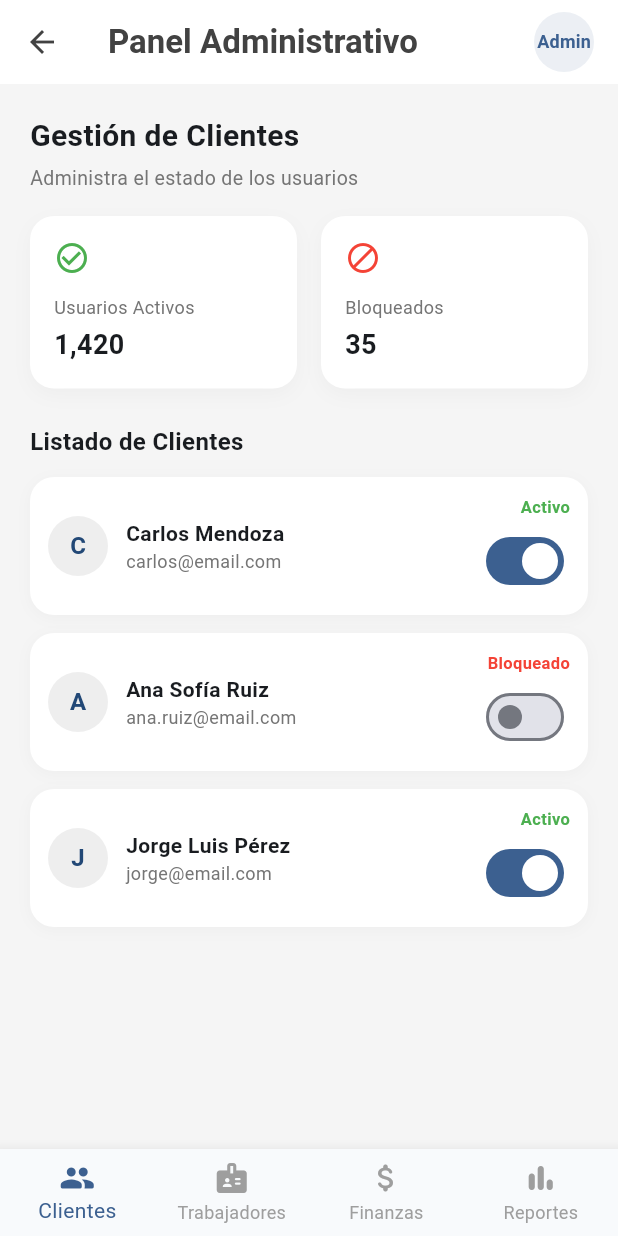
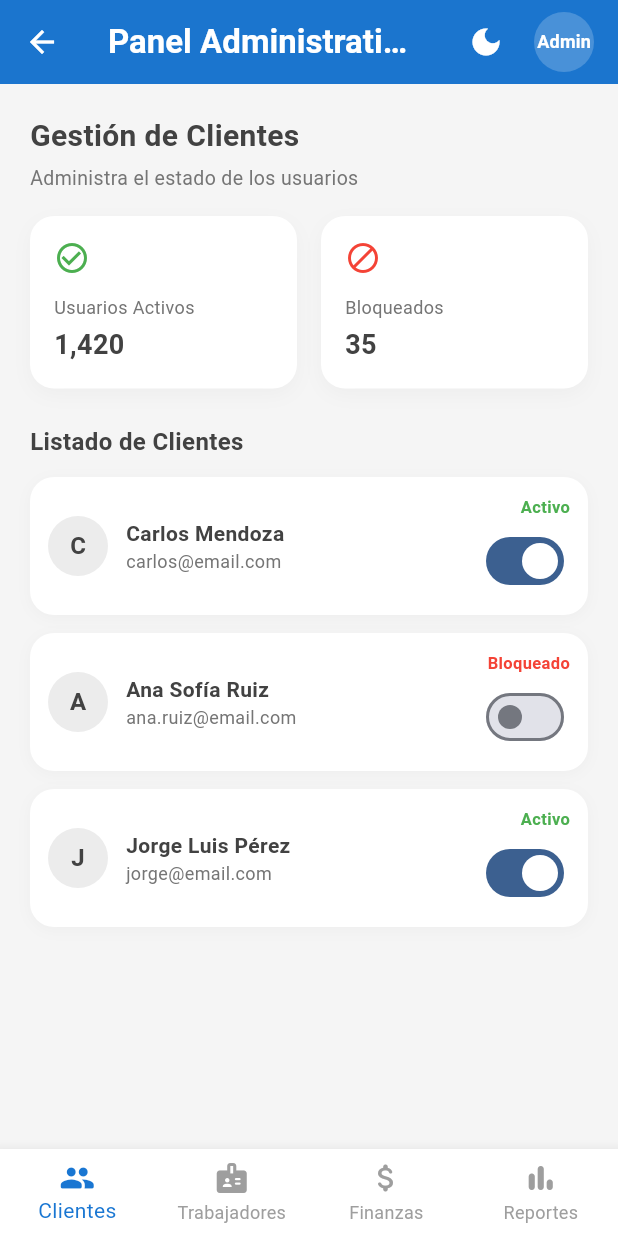
Before and after one commit to Emanuel-Gar/MyAppFlutter, a Flutter app: the DashboardAdminScreen screen opened directly, on a phone screen of 412 x 824 dp. Run offline on Flutter 3.47's test engine with Material 3 defaults, Android fonts, the light colour scheme and no system bars; our stand-ins replace fl_chart, flutter_map, geolocator, latlong2.

Commit message:
Feat (Modo Oscuro)
Se agrego la opción para cambiar al modo oscuro en el Panel de Administrativos

```diff
--- a/lib/screens/dashboard_admin.dart
+++ b/lib/screens/dashboard_admin.dart
@@ -1,5 +1,6 @@
 import 'package:flutter/material.dart';
-import 'package:fl_chart/fl_chart.dart'; // Importamos el paquete de gráficas
+import 'package:fl_chart/fl_chart.dart';
+import '../widgets/te_ayudo_app_bar.dart';
 
 class DashboardAdminScreen extends StatefulWidget {
   const DashboardAdminScreen({super.key});
@@ -13,35 +14,57 @@ class _DashboardAdminScreenState extends State<DashboardAdminScreen> {
 
   @override
   Widget build(BuildContext context) {
-    final primaryColor = Theme.of(context).colorScheme.primary;
+    const primaryBlue = Color(0xFF1976D2); // El azul principal de tu login
+    final theme = Theme.of(context);
+    final primaryColor = primaryBlue; // Forzamos el color corporativo
 
+    // Detectamos si el modo oscuro está activo
+    final isDarkMode = theme.brightness == Brightness.dark;
+
+    // 1. Declaración de colores dinámicos
+    final backgroundColor = isDarkMode ? const Color(0xFF121212) : Colors.grey[100]!;
+    final cardColor = isDarkMode ? const Color(0xFF1E1E1E) : Colors.white;
+    final textColor = isDarkMode ? Colors.white : (Colors.grey[800] ?? Colors.black);
+    final subtitleColor = isDarkMode ? (Colors.grey[400] ?? Colors.grey) : (Colors.grey[600] ?? Colors.grey);
+
+    // AppBar con el azul institucional en modo claro para darle vida, y oscuro elegante en dark mode
+    final appBarColor = isDarkMode ? const Color(0xFF1E1E1E) : primaryBlue;
+    final appBarTextAndIconColor = Colors.white;
+
+    // 2. Creación de la lista de páginas
     final List<Widget> pages = [
-      _buildClientManagementTab(primaryColor), // Clientes
-      _buildWorkersTab(primaryColor),          // Trabajadores
-      _buildFinanceTab(primaryColor),          // Finanzas
-      _buildReportsTab(primaryColor),          // Reportes con Gráficas Reales
+      _buildClientManagementTab(primaryColor, cardColor, textColor, subtitleColor),
+      _buildWorkersTab(primaryColor, cardColor, textColor, subtitleColor),
+      _buildFinanceTab(primaryColor, cardColor, textColor, subtitleColor),
+      _buildReportsTab(primaryColor, cardColor, textColor, subtitleColor),
     ];
 
     return Scaffold(
-      backgroundColor: Colors.grey[100],
+      backgroundColor: backgroundColor,
       appBar: AppBar(
-        title: const Text(
+        title: Text(
           'Panel Administrativo',
-          style: TextStyle(fontWeight: FontWeight.bold),
+          style: TextStyle(fontWeight: FontWeight.bold, color: appBarTextAndIconColor),
         ),
         centerTitle: false,
-        backgroundColor: Colors.white,
-        elevation: 0,
-        foregroundColor: Colors.grey[800],
+        backgroundColor: appBarColor,
+        elevation: 2, // Ligera elevación para darle profundidad
+        iconTheme: IconThemeData(color: appBarTextAndIconColor),
         actions: [
+          Center(
+            child: Padding(
+              padding: const EdgeInsets.symmetric(horizontal: 8.0),
+              child: ThemeToggleButton(),
+            ),
+          ),
           Padding(
             padding: const EdgeInsets.only(right: 16.0),
             child: CircleAvatar(
-              backgroundColor: primaryColor.withValues(alpha: 0.1),
-              child: Text(
+              backgroundColor: Colors.white.withValues(alpha: 0.2),
+              child: const Text(
                 'Admin',
                 style: TextStyle(
-                  color: primaryColor,
+                  color: Colors.white,
                   fontWeight: FontWeight.bold,
                   fontSize: 12,
                 ),
@@ -61,8 +84,9 @@ class _DashboardAdminScreenState extends State<DashboardAdminScreen> {
           });
         },
         type: BottomNavigationBarType.fixed,
+        backgroundColor: cardColor,
         selectedItemColor: primaryColor,
-        unselectedItemColor: Colors.grey,
+        unselectedItemColor: isDarkMode ? Colors.grey[500] : Colors.grey,
         items: const [
           BottomNavigationBarItem(
             icon: Icon(Icons.people_rounded),
@@ -86,41 +110,44 @@ class _DashboardAdminScreenState extends State<DashboardAdminScreen> {
   }
 
   // --- SECCIÓN 1: CLIENTES ---
-  Widget _buildClientManagementTab(Color primaryColor) {
+  Widget _buildClientManagementTab(Color primaryColor, Color cardColor, Color textColor, Color subtitleColor) {
     return ListView(
       padding: const EdgeInsets.all(20.0),
       children: [
-        _buildSectionHeader('Gestión de Clientes', 'Administra el estado de los usuarios'),
+        _buildSectionHeader('Gestión de Clientes', 'Administra el estado de los usuarios', textColor, subtitleColor),
         const SizedBox(height: 16),
         Row(
           children: [
-            Expanded(child: _buildStatCard('Usuarios Activos', '1,420', Icons.check_circle_outline, Colors.green)),
+            Expanded(child: _buildStatCard('Usuarios Activos', '1,420', Icons.check_circle_outline, Colors.green, cardColor, textColor, subtitleColor)),
             const SizedBox(width: 16),
-            Expanded(child: _buildStatCard('Bloqueados', '35', Icons.block_rounded, Colors.red)),
+            Expanded(child: _buildStatCard('Bloqueados', '35', Icons.block_rounded, Colors.red, cardColor, textColor, subtitleColor)),
           ],
         ),
         const SizedBox(height: 24),
-        const Text('Listado de Clientes', style: TextStyle(fontSize: 16, fontWeight: FontWeight.bold)),
+        Text('Listado de Clientes', style: TextStyle(fontSize: 16, fontWeight: FontWeight.bold, color: textColor)),
         const SizedBox(height: 12),
-        _buildClientTile(name: 'Carlos Mendoza', email: 'carlos@email.com', isActive: true),
-        _buildClientTile(name: 'Ana Sofía Ruiz', email: 'ana.ruiz@email.com', isActive: false),
-        _buildClientTile(name: 'Jorge Luis Pérez', email: 'jorge@email.com', isActive: true),
+        _buildClientTile(name: 'Carlos Mendoza', email: 'carlos@email.com', isActive: true, cardColor: cardColor, textColor: textColor, subtitleColor: subtitleColor),
+        _buildClientTile(name: 'Ana Sofía Ruiz', email: 'ana.ruiz@email.com', isActive: false, cardColor: cardColor, textColor: textColor, subtitleColor: subtitleColor),
+        _buildClientTile(name: 'Jorge Luis Pérez', email: 'jorge@email.com', isActive: true, cardColor: cardColor, textColor: textColor, subtitleColor: subtitleColor),
       ],
     );
   }
 
   // --- SECCIÓN 2: TRABAJADORES ---
-  Widget _buildWorkersTab(Color primaryColor) {
+  Widget _buildWorkersTab(Color primaryColor, Color cardColor, Color textColor, Color subtitleColor) {
     return ListView(
       padding: const EdgeInsets.all(20.0),
       children: [
-        _buildSectionHeader('Control de Trabajadores', 'Revisa documentación y desempeño'),
+        _buildSectionHeader('Control de Trabajadores', 'Revisa documentación y desempeño', textColor, subtitleColor),
         const SizedBox(height: 16),
         _buildActionCard(
           icon: Icons.folder_shared_rounded,
           title: 'Documentación Pendiente',
           subtitle: '4 trabajadores requieren revisión de documentos',
           color: Colors.orange,
+          cardColor: cardColor,
+          textColor: textColor,
+          subtitleColor: subtitleColor,
           onTap: () {},
         ),
         const SizedBox(height: 12),
@@ -128,7 +155,10 @@ class _DashboardAdminScreenState extends State<DashboardAdminScreen> {
           icon: Icons.work_history_rounded,
           title: 'Servicios Realizados',
           subtitle: 'Historial completo de trabajos por técnico',
-          color: Colors.blue,
+          color: primaryColor, // Usamos el azul corporativo
+          cardColor: cardColor,
+          textColor: textColor,
+          subtitleColor: subtitleColor,
           onTap: () {},
         ),
       ],
@@ -136,45 +166,45 @@ class _DashboardAdminScreenState extends State<DashboardAdminScreen> {
   }
 
   // --- SECCIÓN 3: FINANZAS ---
-  Widget _buildFinanceTab(Color primaryColor) {
+  Widget _buildFinanceTab(Color primaryColor, Color cardColor, Color textColor, Color subtitleColor) {
     return ListView(
       padding: const EdgeInsets.all(20.0),
       children: [
-        _buildSectionHeader('Resumen Financiero', 'Control de ingresos y comisiones'),
+        _buildSectionHeader('Resumen Financiero', 'Control de ingresos y comisiones', textColor, subtitleColor),
         const SizedBox(height: 16),
         _buildFinanceCard('Ganancias Mensuales (Netas)', '\$24,500.00 MXN', primaryColor),
         const SizedBox(height: 16),
         Row(
           children: [
-            Expanded(child: _buildStatCard('Comisiones', '\$6,120.00', Icons.pie_chart, Colors.purple)),
+            Expanded(child: _buildStatCard('Comisiones', '\$6,120.00', Icons.pie_chart, primaryColor, cardColor, textColor, subtitleColor)),
             const SizedBox(width: 16),
-            Expanded(child: _buildStatCard('Pagos Realizados', '\$18,380.00', Icons.payments, Colors.teal)),
+            Expanded(child: _buildStatCard('Pagos Realizados', '\$18,380.00', Icons.payments, Colors.teal, cardColor, textColor, subtitleColor)),
           ],
         ),
       ],
     );
   }
 
-  // --- SECCIÓN 4: REPORTES CON GRÁFICAS REALES ---
-  Widget _buildReportsTab(Color primaryColor) {
+  // --- SECCIÓN 4: REPORTES ---
+  Widget _buildReportsTab(Color primaryColor, Color cardColor, Color textColor, Color subtitleColor) {
     return ListView(
       padding: const EdgeInsets.all(20.0),
       children: [
-        _buildSectionHeader('Reportes y Estadísticas', 'Métricas gráficas de la plataforma'),
+        _buildSectionHeader('Reportes y Estadísticas', 'Métricas gráficas de la plataforma', textColor, subtitleColor),
         const SizedBox(height: 16),
 
-        // 1. Gráfica de Barras: Trabajos Realizados por Día / Semana
+        // Gráfica de Barras
         Container(
           padding: const EdgeInsets.all(20),
           decoration: BoxDecoration(
-            color: Colors.white,
+            color: cardColor,
             borderRadius: BorderRadius.circular(20),
             boxShadow: [BoxShadow(color: Colors.black.withValues(alpha: 0.03), blurRadius: 10, offset: const Offset(0, 4))],
           ),
           child: Column(
             crossAxisAlignment: CrossAxisAlignment.start,
             children: [
-              const Text('Trabajos Realizados (Semana)', style: TextStyle(fontWeight: FontWeight.bold, fontSize: 16)),
+              Text('Trabajos Realizados (Semana)', style: TextStyle(fontWeight: FontWeight.bold, fontSize: 16, color: textColor)),
               const SizedBox(height: 24),
               SizedBox(
                 height: 200,
@@ -191,7 +221,7 @@ class _DashboardAdminScreenState extends State<DashboardAdminScreen> {
                           getTitlesWidget: (value, meta) {
                             const days = ['Lun', 'Mar', 'Mié', 'Jue', 'Vie', 'Sáb', 'Dom'];
                             if (value.toInt() >= 0 && value.toInt() < days.length) {
-                              return Text(days[value.toInt()], style: const TextStyle(fontSize: 11, color: Colors.grey));
+                              return Text(days[value.toInt()], style: TextStyle(fontSize: 11, color: subtitleColor));
                             }
                             return const Text('');
                           },
@@ -221,18 +251,18 @@ class _DashboardAdminScreenState extends State<DashboardAdminScreen> {
 
         const SizedBox(height: 24),
 
-        // 2. Gráfica de Líneas: Crecimiento de Comisiones Generadas
+        // Gráfica de Líneas
         Container(
           padding: const EdgeInsets.all(20),
           decoration: BoxDecoration(
-            color: Colors.white,
+            color: cardColor,
             borderRadius: BorderRadius.circular(20),
             boxShadow: [BoxShadow(color: Colors.black.withValues(alpha: 0.03), blurRadius: 10, offset: const Offset(0, 4))],
           ),
           child: Column(
             crossAxisAlignment: CrossAxisAlignment.start,
             children: [
-              const Text('Comisiones Generadas (Últimos Meses)', style: TextStyle(fontWeight: FontWeight.bold, fontSize: 16)),
+              Text('Comisiones Generadas (Últimos Meses)', style: TextStyle(fontWeight: FontWeight.bold, fontSize: 16, color: textColor)),
               const SizedBox(height: 24),
               SizedBox(
                 height: 180,
@@ -246,7 +276,7 @@ class _DashboardAdminScreenState extends State<DashboardAdminScreen> {
                           getTitlesWidget: (value, meta) {
                             const months = ['May', 'Jun', 'Jul', 'Ago', 'Sep', 'Oct'];
                             if (value.toInt() >= 0 && value.toInt() < months.length) {
-                              return Text(months[value.toInt()], style: const TextStyle(fontSize: 11, color: Colors.grey));
+                              return Text(months[value.toInt()], style: TextStyle(fontSize: 11, color: subtitleColor));
                             }
                             return const Text('');
                           },
@@ -260,12 +290,12 @@ class _DashboardAdminScreenState extends State<DashboardAdminScreen> {
                     lineBarsData: [
                       LineChartBarData(
                         isCurved: true,
-                        color: Colors.green,
+                        color: primaryColor, // Usamos el azul corporativo aquí también
                         barWidth: 3,
                         dotData: const FlDotData(show: true),
                         belowBarData: BarAreaData(
                           show: true,
-                          color: Colors.green.withValues(alpha: 0.1),
+                          color: primaryColor.withValues(alpha: 0.1),
                         ),
                         spots: const [
                           FlSpot(0, 3),
@@ -287,7 +317,6 @@ class _DashboardAdminScreenState extends State<DashboardAdminScreen> {
     );
   }
 
-  // Método auxiliar para generar barras limpias
   BarChartGroupData _makeBarGroup(int x, double y, Color color) {
     return BarChartGroupData(
       x: x,
@@ -304,22 +333,22 @@ class _DashboardAdminScreenState extends State<DashboardAdminScreen> {
 
   // --- WIDGETS AUXILIARES ---
 
-  Widget _buildSectionHeader(String title, String subtitle) {
+  Widget _buildSectionHeader(String title, String subtitle, Color textColor, Color subtitleColor) {
     return Column(
       crossAxisAlignment: CrossAxisAlignment.start,
       children: [
-        Text(title, style: const TextStyle(fontSize: 20, fontWeight: FontWeight.bold)),
+        Text(title, style: TextStyle(fontSize: 20, fontWeight: FontWeight.bold, color: textColor)),
         const SizedBox(height: 4),
-        Text(subtitle, style: TextStyle(color: Colors.grey[600], fontSize: 13)),
+        Text(subtitle, style: TextStyle(color: subtitleColor, fontSize: 13)),
       ],
     );
   }
 
-  Widget _buildStatCard(String title, String value, IconData icon, Color color) {
+  Widget _buildStatCard(String title, String value, IconData icon, Color color, Color cardColor, Color textColor, Color subtitleColor) {
     return Container(
       padding: const EdgeInsets.all(16),
       decoration: BoxDecoration(
-        color: Colors.white,
+        color: cardColor,
         borderRadius: BorderRadius.circular(16),
         boxShadow: [BoxShadow(color: Colors.black.withValues(alpha: 0.03), blurRadius: 10, offset: const Offset(0, 4))],
       ),
@@ -328,36 +357,36 @@ class _DashboardAdminScreenState extends State<DashboardAdminScreen> {
         children: [
           Icon(icon, color: color, size: 24),
           const SizedBox(height: 12),
-          Text(title, style: TextStyle(color: Colors.grey[600], fontSize: 12)),
+          Text(title, style: TextStyle(color: subtitleColor, fontSize: 12)),
           const SizedBox(height: 4),
-          Text(value, style: const TextStyle(fontSize: 18, fontWeight: FontWeight.bold)),
+          Text(value, style: TextStyle(fontSize: 18, fontWeight: FontWeight.bold, color: textColor)),
         ],
       ),
     );
   }
 
-  Widget _buildClientTile({required String name, required String email, required bool isActive}) {
+  Widget _buildClientTile({required String name, required String email, required bool isActive, required Color cardColor, required Color textColor, required Color subtitleColor}) {
     return Container(
       margin: const EdgeInsets.only(bottom: 12),
       padding: const EdgeInsets.all(12),
       decoration: BoxDecoration(
-        color: Colors.white,
+        color: cardColor,
         borderRadius: BorderRadius.circular(16),
         boxShadow: [BoxShadow(color: Colors.black.withValues(alpha: 0.03), blurRadius: 8, offset: const Offset(0, 2))],
       ),
       child: Row(
         children: [
           CircleAvatar(
-            backgroundColor: Colors.grey[200],
-            child: Text(name[0], style: const TextStyle(fontWeight: FontWeight.bold)),
+            backgroundColor: Colors.grey.withValues(alpha: 0.2),
+            child: Text(name[0], style: TextStyle(fontWeight: FontWeight.bold, color: textColor)),
           ),
           const SizedBox(width: 12),
           Expanded(
             child: Column(
               crossAxisAlignment: CrossAxisAlignment.start,
               children: [
-                Text(name, style: const TextStyle(fontWeight: FontWeight.bold, fontSize: 14)),
-                Text(email, style: TextStyle(color: Colors.grey[600], fontSize: 12)),
+                Text(name, style: TextStyle(fontWeight: FontWeight.bold, fontSize: 14, color: textColor)),
+                Text(email, style: TextStyle(color: subtitleColor, fontSize: 12)),
               ],
             ),
           ),
@@ -384,14 +413,14 @@ class _DashboardAdminScreenState extends State<DashboardAdminScreen> {
     );
   }
 
-  Widget _buildActionCard({required IconData icon, required String title, required String subtitle, required Color color, required VoidCallback onTap}) {
+  Widget _buildActionCard({required IconData icon, required String title, required String subtitle, required Color color, required Color cardColor, required Color textColor, required Color subtitleColor, required VoidCallback onTap}) {
     return InkWell(
       onTap: onTap,
       borderRadius: BorderRadius.circular(16),
       child: Container(
         padding: const EdgeInsets.all(16),
         decoration: BoxDecoration(
-          color: Colors.white,
+          color: cardColor,
           borderRadius: BorderRadius.circular(16),
           boxShadow: [BoxShadow(color: Colors.black.withValues(alpha: 0.03), blurRadius: 10, offset: const Offset(0, 4))],
         ),
@@ -407,13 +436,13 @@ class _DashboardAdminScreenState extends State<DashboardAdminScreen> {
               child: Column(
                 crossAxisAlignment: CrossAxisAlignment.start,
                 children: [
-                  Text(title, style: const TextStyle(fontWeight: FontWeight.bold, fontSize: 15)),
+                  Text(title, style: TextStyle(fontWeight: FontWeight.bold, fontSize: 15, color: textColor)),
                   const SizedBox(height: 4),
-                  Text(subtitle, style: TextStyle(color: Colors.grey[600], fontSize: 13)),
+                  Text(subtitle, style: TextStyle(color: subtitleColor, fontSize: 13)),
                 ],
               ),
             ),
-            const Icon(Icons.arrow_forward_ios_rounded, size: 16, color: Colors.grey),
+            Icon(Icons.arrow_forward_ios_rounded, size: 16, color: subtitleColor),
           ],
         ),
       ),
```
